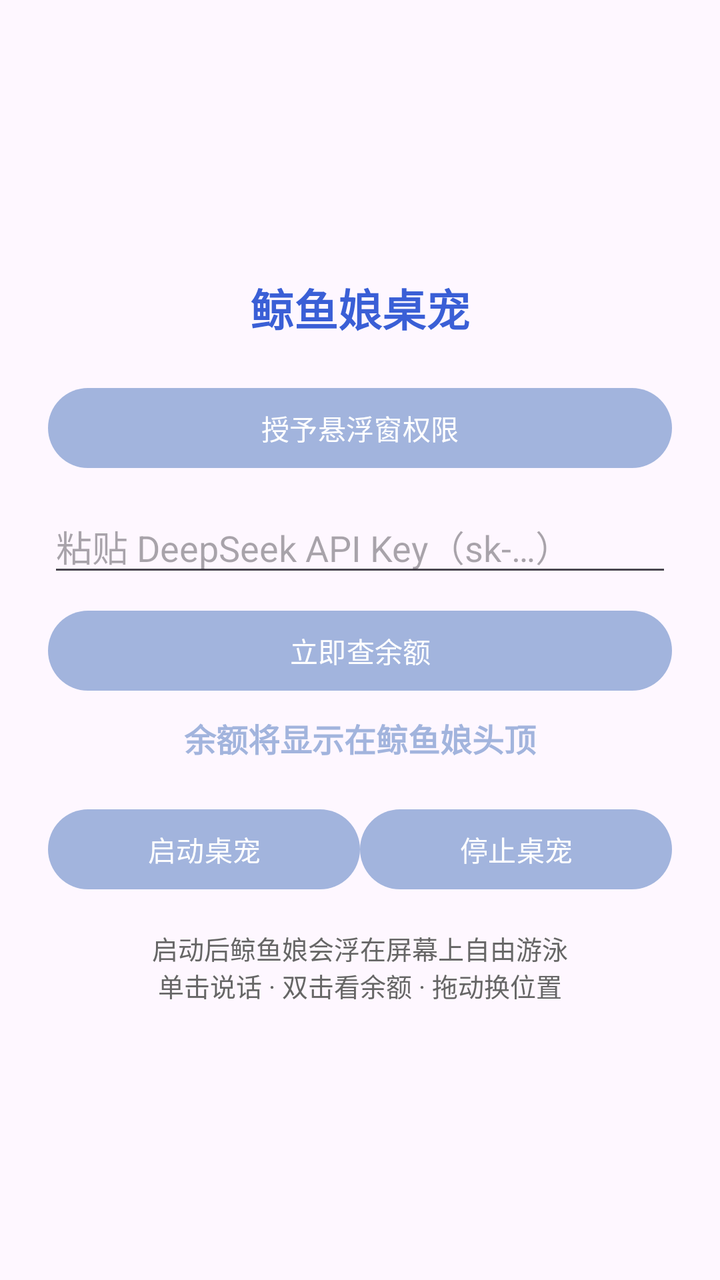
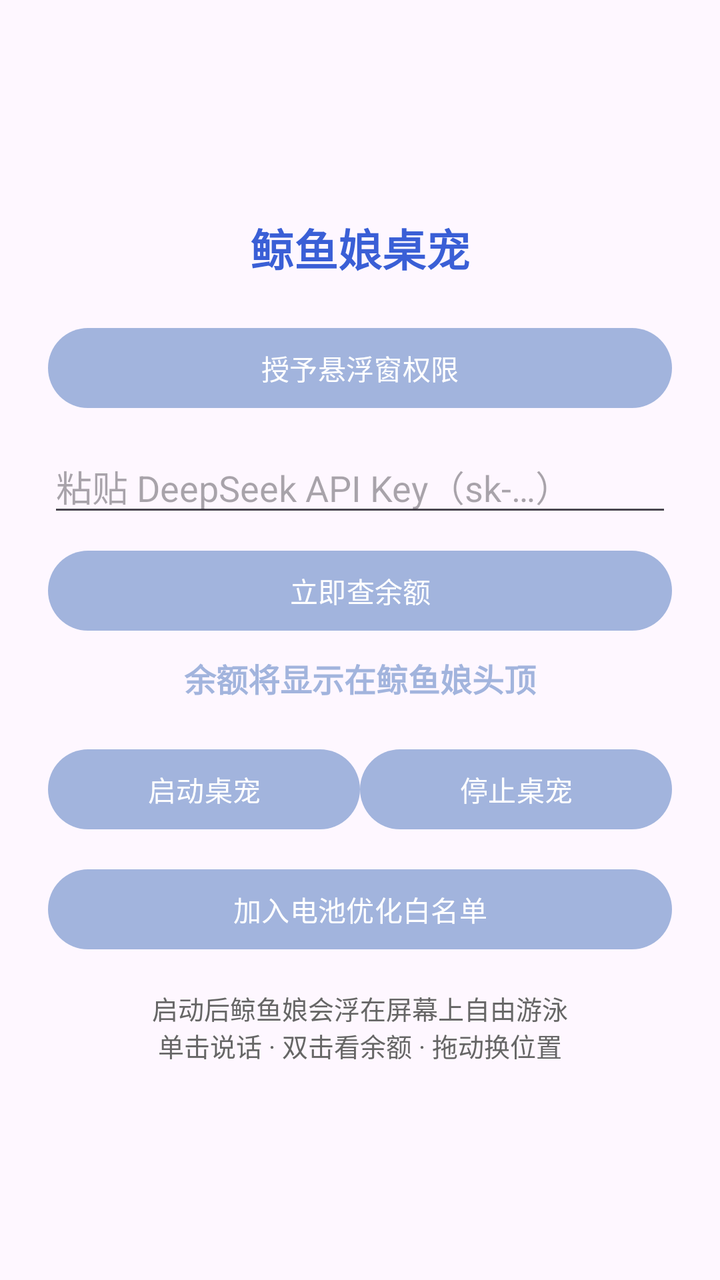

Screens rendered from an Android XML layout before and after an edit, with the pre-edit source and the edit as a unified diff.
<!-- AndroidManifest.xml: application theme Theme.WhalePet -->
<!-- res/layout/page_home.xml -->
<?xml version="1.0" encoding="utf-8"?>
<ScrollView xmlns:android="http://schemas.android.com/apk/res/android"
    android:layout_width="match_parent"
    android:layout_height="match_parent"
    android:fillViewport="true">

    <LinearLayout
        android:layout_width="match_parent"
        android:layout_height="wrap_content"
        android:gravity="center_vertical|center_horizontal"
        android:orientation="vertical"
        android:padding="24dp">

        <TextView
            android:layout_width="wrap_content"
            android:layout_height="wrap_content"
            android:layout_gravity="center_horizontal"
            android:layout_marginBottom="20dp"
            android:text="@string/main_title"
            android:textColor="@color/ic_launcher_background"
            android:textSize="22sp"
            android:textStyle="bold" />

        
        <Button
            android:id="@+id/btn_overlay"
            android:layout_width="match_parent"
            android:layout_height="wrap_content"
            android:text="@string/grant_overlay" />

        
        <EditText
            android:id="@+id/et_api_key"
            android:layout_width="match_parent"
            android:layout_height="wrap_content"
            android:layout_marginTop="12dp"
            android:hint="@string/api_key_hint"
            android:importantForAutofill="no"
            android:inputType="textPassword" />

        
        <Button
            android:id="@+id/btn_check_balance"
            android:layout_width="match_parent"
            android:layout_height="wrap_content"
            android:layout_marginTop="8dp"
            android:text="@string/check_balance_now" />

        <TextView
            android:id="@+id/tv_balance"
            android:layout_width="match_parent"
            android:layout_height="wrap_content"
            android:layout_marginTop="8dp"
            android:gravity="center"
            android:text="@string/balance_hint"
            android:textColor="#A2B4DD"
            android:textSize="16sp"
            android:textStyle="bold" />

        
        <LinearLayout
            android:layout_width="match_parent"
            android:layout_height="wrap_content"
            android:layout_marginTop="20dp"
            android:orientation="horizontal">

            <Button
                android:id="@+id/btn_start"
                android:layout_width="0dp"
                android:layout_height="wrap_content"
                android:layout_weight="1"
                android:text="@string/start_service" />

            <Button
                android:id="@+id/btn_stop"
                android:layout_width="0dp"
                android:layout_height="wrap_content"
                android:layout_weight="1"
                android:text="@string/stop_service" />
        </LinearLayout>

        <TextView
            android:layout_width="match_parent"
            android:layout_height="wrap_content"
            android:layout_marginTop="16dp"
            android:gravity="center"
            android:text="@string/home_hint"
            android:textColor="#666666"
            android:textSize="13sp" />
    </LinearLayout>
</ScrollView>
<!-- resources referenced by this layout -->
<resources>
  <color name="ic_launcher_background">#3A5FD6</color>
  <string name="api_key_hint">粘贴 DeepSeek API Key（sk-…）</string>
  <string name="balance_hint">余额将显示在鲸鱼娘头顶</string>
  <string name="check_balance_now">立即查余额</string>
  <string name="grant_overlay">授予悬浮窗权限</string>
  <string name="home_hint">启动后鲸鱼娘会浮在屏幕上自由游泳\n单击说话 · 双击看余额 · 拖动换位置</string>
  <string name="main_title">鲸鱼娘桌宠</string>
  <string name="start_service">启动桌宠</string>
  <string name="stop_service">停止桌宠</string>
  <style name="Theme.WhalePet" parent="Theme.Material3.DayNight.NoActionBar">
          
          <item name="colorPrimary">#A2B4DD</item>
          <item name="colorOnPrimary">#FFFFFF</item>
          <item name="colorPrimaryContainer">#D6DEF2</item>
          <item name="colorOnPrimaryContainer">#22315E</item>
          <item name="android:statusBarColor">@android:color/transparent</item>
      </style>
</resources>

<!-- the commit's change to res/layout/page_home.xml (unified diff, before → after) -->
@@ -79,6 +79,14 @@
                 android:text="@string/stop_service" />
         </LinearLayout>
 
+        
+        <Button
+            android:id="@+id/btn_battery"
+            android:layout_width="match_parent"
+            android:layout_height="wrap_content"
+            android:layout_marginTop="12dp"
+            android:text="@string/battery_whitelist" />
+
         <TextView
             android:layout_width="match_parent"
             android:layout_height="wrap_content"
<!-- resource entries referenced after the edit -->
@@ -3,6 +3,7 @@
   <color name="ic_launcher_background">#3A5FD6</color>
   <string name="api_key_hint">粘贴 DeepSeek API Key（sk-…）</string>
   <string name="balance_hint">余额将显示在鲸鱼娘头顶</string>
+  <string name="battery_whitelist">加入电池优化白名单</string>
   <string name="check_balance_now">立即查余额</string>
   <string name="grant_overlay">授予悬浮窗权限</string>
   <string name="home_hint">启动后鲸鱼娘会浮在屏幕上自由游泳\n单击说话 · 双击看余额 · 拖动换位置</string>
